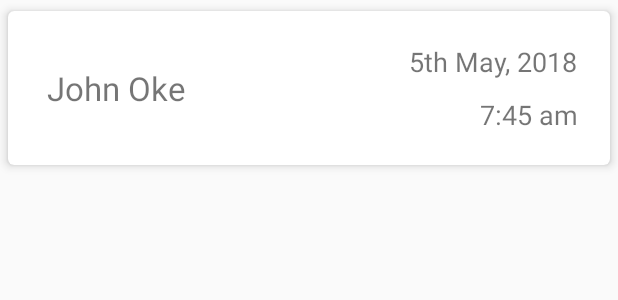
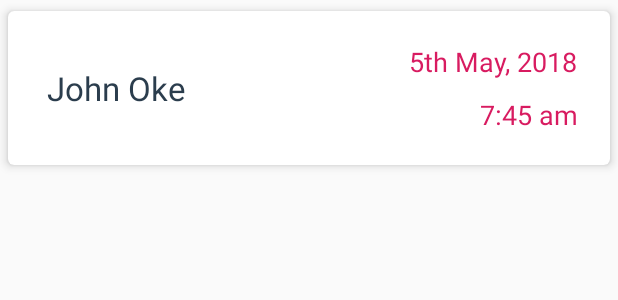
Before and after one commit to HemlockBane/attendance-wallet, an Android app: the layout rv_list_item_view.xml on its own in the app's theme, with its tools: preview values and no code run, on a phone screen of 412 x 824 dp. Shown: the top 300 px of the screen. Run offline under Robolectric (Android 15) with nearby library versions, the phone set to English and light mode, and no system bars.

Commit message:
fix: Add beautification & change name

```diff
--- a/app/src/main/java/com/example/android/logger/activities/NewRecordActivity.java
+++ b/app/src/main/java/com/example/android/logger/activities/NewRecordActivity.java
@@ -84,7 +84,7 @@ public class NewRecordActivity extends AppCompatActivity {
         SimpleDateFormat dateFormat = new SimpleDateFormat(DAY_TEMPLATE);
 
 
-        attendanceNameText.setText(dateString);
+        attendanceNameText.setText(ViewRecordsActivity.USER_NAME);
         attendanceDateText.setText(dateFormat.format(dateObject));
         attendanceTimeText.setText(timeFormat.format(dateObject));
 
@@ -112,7 +112,7 @@ public class NewRecordActivity extends AppCompatActivity {
                     startActivity(viewRecordsIntent);
 
                 }else{
-                    Employee employee = new Employee("Kay Jane",
+                    Employee employee = new Employee(ViewRecordsActivity.USER_NAME,
                                     attendanceDate,
                                     attendanceMonth,
                                     attendanceYear,
--- a/app/src/main/java/com/example/android/logger/activities/ViewRecordsActivity.java
+++ b/app/src/main/java/com/example/android/logger/activities/ViewRecordsActivity.java
@@ -43,6 +43,8 @@ public class ViewRecordsActivity extends AppCompatActivity implements PopScreen.
 
     public ArrayList<Employee> recordsList;
     ViewRecordsRecyclerAdapter viewRecordsRecyclerAdapter;
+
+    public static String USER_NAME;
 
     private FloatingActionButton fabCreateAttendance;
     private ProgressBar progressBarCreateAttendance;
@@ -219,6 +221,7 @@ public class ViewRecordsActivity extends AppCompatActivity implements PopScreen.
                 if (user != null) {
                     //Display toast
                     //Toast.makeText(ViewRecordsActivity.this, "Welcome, " + user.getDisplayName() + "!", Toast.LENGTH_SHORT).show();
+                    USER_NAME = user.getDisplayName();
                 } else {
                     // Start login flow
                     startActivityForResult(
--- a/app/src/main/res/layout/rv_list_item_view.xml
+++ b/app/src/main/res/layout/rv_list_item_view.xml
@@ -23,7 +23,8 @@
                 android:padding="10dp"
                 tools:text="John Oke"
                 android:layout_gravity="center"
-                android:textSize="22sp"/>
+                android:textSize="22sp"
+                android:textColor="#2B3D4D"/>
 
             <LinearLayout
                 android:layout_width="0dp"
@@ -38,7 +39,8 @@
                     android:padding="5dp"
                     android:layout_gravity="right"
                     tools:text="5th May, 2018"
-                    android:textSize="18sp"/>
+                    android:textSize="18sp"
+                    android:textColor="@color/colorAccent"/>
 
                 <TextView
                     android:id="@+id/tv_attendance_time"
@@ -47,7 +49,8 @@
                     android:layout_gravity="right"
                     android:padding="5dp"
                     tools:text="7:45 am"
-                    android:textSize="18sp"/>
+                    android:textSize="18sp"
+                    android:textColor="@color/colorAccent"/>
 
             </LinearLayout>
         </LinearLayout>
```
